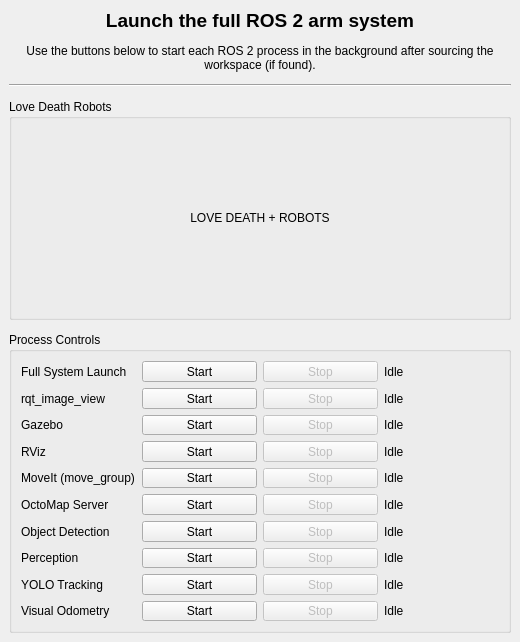
The window that src/tools/arm_gui_tools/ui/full_system_launcher.ui (widemic/ldr-humanoid-arm-system) describes before a commit, drawn with Qt 5.
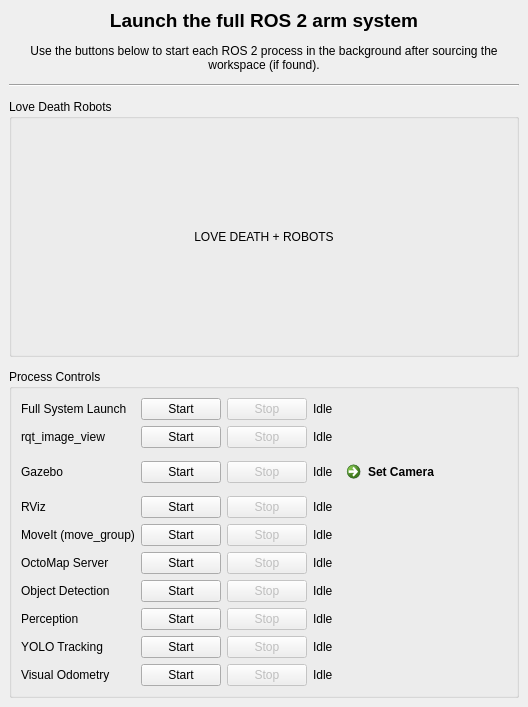
The same window after the commit.

Commit message: adding Gazebo Set Camera button functionality

Diff of the .ui file:
```diff
--- a/src/tools/arm_gui_tools/ui/full_system_launcher.ui
+++ b/src/tools/arm_gui_tools/ui/full_system_launcher.ui
@@ -7,7 +7,7 @@
                 <x>0</x>
                 <y>0</y>
                 <width>520</width>
-                <height>617</height>
+    <height>707</height>
             </rect>
         </property>
         <property name="windowTitle">
@@ -98,15 +98,60 @@
                             <string>Process Controls</string>
                         </property>
                         <layout class="QGridLayout" name="gridLayout">
-                            <item row="0" column="0">
-                                <widget class="QLabel" name="label_system_name">
+       <item row="7" column="1">
+        <widget class="QPushButton" name="button_moveit_start">
                                     <property name="text">
-                                        <string>Full System Launch</string>
+          <string>Start</string>
                                     </property>
                                 </widget>
                             </item>
-                            <item row="0" column="1">
-                                <widget class="QPushButton" name="button_system_start">
+       <item row="12" column="3">
+        <widget class="QLabel" name="label_vo_status">
+         <property name="text">
+          <string>Idle</string>
+         </property>
+        </widget>
+       </item>
+       <item row="9" column="3">
+        <widget class="QLabel" name="label_object_detection_status">
+         <property name="text">
+          <string>Idle</string>
+         </property>
+        </widget>
+       </item>
+       <item row="1" column="1">
+        <widget class="QPushButton" name="button_rqt_start">
+         <property name="text">
+          <string>Start</string>
+         </property>
+        </widget>
+       </item>
+       <item row="4" column="3">
+        <widget class="QLabel" name="label_rviz_status">
+         <property name="text">
+          <string>Idle</string>
+         </property>
+        </widget>
+       </item>
+       <item row="8" column="2">
+        <widget class="QPushButton" name="button_octomap_stop">
+         <property name="enabled">
+          <bool>false</bool>
+         </property>
+         <property name="text">
+          <string>Stop</string>
+         </property>
+        </widget>
+       </item>
+       <item row="8" column="0">
+        <widget class="QLabel" name="label_octomap_name">
+         <property name="text">
+          <string>OctoMap Server</string>
+         </property>
+        </widget>
+       </item>
+       <item row="2" column="1">
+        <widget class="QPushButton" name="button_gazebo_start">
                                     <property name="text">
                                         <string>Start</string>
                                     </property>
@@ -122,10 +167,20 @@
                                     </property>
                                 </widget>
                             </item>
-                            <item row="0" column="3">
-                                <widget class="QLabel" name="label_system_status">
+       <item row="7" column="2">
+        <widget class="QPushButton" name="button_moveit_stop">
+         <property name="enabled">
+          <bool>false</bool>
+         </property>
                                     <property name="text">
-                                        <string>Idle</string>
+          <string>Stop</string>
+         </property>
+        </widget>
+       </item>
+       <item row="0" column="1">
+        <widget class="QPushButton" name="button_system_start">
+         <property name="text">
+          <string>Start</string>
                                     </property>
                                 </widget>
                             </item>
@@ -136,13 +191,6 @@
                                     </property>
                                 </widget>
                             </item>
-                            <item row="1" column="1">
-                                <widget class="QPushButton" name="button_rqt_start">
-                                    <property name="text">
-                                        <string>Start</string>
-                                    </property>
-                                </widget>
-                            </item>
                             <item row="1" column="2">
                                 <widget class="QPushButton" name="button_rqt_stop">
                                     <property name="enabled">
@@ -153,29 +201,22 @@
                                     </property>
                                 </widget>
                             </item>
-                            <item row="1" column="3">
-                                <widget class="QLabel" name="label_rqt_status">
-                                    <property name="text">
-                                        <string>Idle</string>
-                                    </property>
-                                </widget>
-                            </item>
-                            <item row="2" column="0">
-                                <widget class="QLabel" name="label_gazebo_name">
-                                    <property name="text">
-                                        <string>Gazebo</string>
-                                    </property>
-                                </widget>
-                            </item>
-                            <item row="2" column="1">
-                                <widget class="QPushButton" name="button_gazebo_start">
+       <item row="9" column="1">
+        <widget class="QPushButton" name="button_object_detection_start">
                                     <property name="text">
                                         <string>Start</string>
                                     </property>
                                 </widget>
                             </item>
-                            <item row="2" column="2">
-                                <widget class="QPushButton" name="button_gazebo_stop">
+       <item row="11" column="0">
+        <widget class="QLabel" name="label_yolo_name">
+         <property name="text">
+          <string>YOLO Tracking</string>
+         </property>
+        </widget>
+       </item>
+       <item row="10" column="2">
+        <widget class="QPushButton" name="button_perception_stop">
                                     <property name="enabled">
                                         <bool>false</bool>
                                     </property>
@@ -184,28 +225,56 @@
                                     </property>
                                 </widget>
                             </item>
-                            <item row="2" column="3">
-                                <widget class="QLabel" name="label_gazebo_status">
+       <item row="0" column="0">
+        <widget class="QLabel" name="label_system_name">
                                     <property name="text">
+          <string>Full System Launch</string>
+         </property>
+        </widget>
+       </item>
+       <item row="11" column="3">
+        <widget class="QLabel" name="label_yolo_status">
+         <property name="text">
                                         <string>Idle</string>
                                     </property>
                                 </widget>
                             </item>
-                            <item row="3" column="0">
+       <item row="8" column="3">
+        <widget class="QLabel" name="label_octomap_status">
+         <property name="text">
+          <string>Idle</string>
+         </property>
+        </widget>
+       </item>
+       <item row="4" column="1">
+        <widget class="QPushButton" name="button_rviz_start">
+         <property name="text">
+          <string>Start</string>
+         </property>
+        </widget>
+       </item>
+       <item row="4" column="0">
                                 <widget class="QLabel" name="label_rviz_name">
                                     <property name="text">
                                         <string>RViz</string>
                                     </property>
                                 </widget>
                             </item>
-                            <item row="3" column="1">
-                                <widget class="QPushButton" name="button_rviz_start">
+       <item row="1" column="3">
+        <widget class="QLabel" name="label_rqt_status">
                                     <property name="text">
-                                        <string>Start</string>
+          <string>Idle</string>
                                     </property>
                                 </widget>
                             </item>
-                            <item row="3" column="2">
+       <item row="10" column="0">
+        <widget class="QLabel" name="label_perception_name">
+         <property name="text">
+          <string>Perception</string>
+         </property>
+        </widget>
+       </item>
+       <item row="4" column="2">
                                 <widget class="QPushButton" name="button_rviz_stop">
                                     <property name="enabled">
                                         <bool>false</bool>
@@ -215,123 +284,80 @@
                                     </property>
                                 </widget>
                             </item>
-                            <item row="3" column="3">
-                                <widget class="QLabel" name="label_rviz_status">
+       <item row="12" column="2">
+        <widget class="QPushButton" name="button_vo_stop">
+         <property name="enabled">
+          <bool>false</bool>
+         </property>
                                     <property name="text">
-                                        <string>Idle</string>
+          <string>Stop</string>
                                     </property>
                                 </widget>
                             </item>
-                            <item row="4" column="0">
+       <item row="9" column="2">
+        <widget class="QPushButton" name="button_object_detection_stop">
+         <property name="enabled">
+          <bool>false</bool>
+         </property>
+         <property name="text">
+          <string>Stop</string>
+         </property>
+        </widget>
+       </item>
+       <item row="7" column="0">
                                 <widget class="QLabel" name="label_moveit_name">
                                     <property name="text">
                                         <string>MoveIt (move_group)</string>
                                     </property>
                                 </widget>
                             </item>
-                            <item row="4" column="1">
-                                <widget class="QPushButton" name="button_moveit_start">
+       <item row="2" column="3">
+        <widget class="QLabel" name="label_gazebo_status">
                                     <property name="text">
-                                        <string>Start</string>
-                                    </property>
-                                </widget>
-                            </item>
-                            <item row="4" column="2">
-                                <widget class="QPushButton" name="button_moveit_stop">
-                                    <property name="enabled">
-                                        <bool>false</bool>
-                                    </property>
-                                    <property name="text">
-                                        <string>Stop</string>
-                                    </property>
-                                </widget>
-                            </item>
-                            <item row="4" column="3">
-                                <widget class="QLabel" name="label_moveit_status">
-                                    <property name="text">
                                         <string>Idle</string>
                                     </property>
                                 </widget>
                             </item>
-                            <item row="5" column="0">
-                                <widget class="QLabel" name="label_octomap_name">
+       <item row="12" column="0">
+        <widget class="QLabel" name="label_vo_name">
                                     <property name="text">
-                                        <string>OctoMap Server</string>
+          <string>Visual Odometry</string>
                                     </property>
                                 </widget>
                             </item>
-                            <item row="5" column="1">
-                                <widget class="QPushButton" name="button_octomap_start">
-                                    <property name="text">
-                                        <string>Start</string>
-                                    </property>
-                                </widget>
-                            </item>
-                            <item row="5" column="2">
-                                <widget class="QPushButton" name="button_octomap_stop">
-                                    <property name="enabled">
-                                        <bool>false</bool>
-                                    </property>
-                                    <property name="text">
-                                        <string>Stop</string>
-                                    </property>
-                                </widget>
-                            </item>
-                            <item row="5" column="3">
-                                <widget class="QLabel" name="label_octomap_status">
-                                    <property name="text">
-                                        <string>Idle</string>
-                                    </property>
-                                </widget>
-                            </item>
-                            <item row="6" column="0">
+       <item row="9" column="0">
                                 <widget class="QLabel" name="label_object_detection_name">
                                     <property name="text">
                                         <string>Object Detection</string>
                                     </property>
                                 </widget>
                             </item>
-                            <item row="6" column="1">
-                                <widget class="QPushButton" name="button_object_detection_start">
-                                    <property name="text">
-                                        <string>Start</string>
-                                    </property>
-                                </widget>
-                            </item>
-                            <item row="6" column="2">
-                                <widget class="QPushButton" name="button_object_detection_stop">
-                                    <property name="enabled">
-                                        <bool>false</bool>
-                                    </property>
-                                    <property name="text">
-                                        <string>Stop</string>
-                                    </property>
-                                </widget>
-                            </item>
-                            <item row="6" column="3">
-                                <widget class="QLabel" name="label_object_detection_status">
+       <item row="0" column="3">
+        <widget class="QLabel" name="label_system_status">
                                     <property name="text">
                                         <string>Idle</string>
                                     </property>
                                 </widget>
                             </item>
-
-                            <item row="7" column="0">
-                                <widget class="QLabel" name="label_perception_name">
+       <item row="12" column="1">
+        <widget class="QPushButton" name="button_vo_start">
                                     <property name="text">
-                                        <string>Perception</string>
+          <string>Start</string>
                                     </property>
                                 </widget>
                             </item>
-                            <item row="7" column="1">
-                                <widget class="QPushButton" name="button_perception_start">
+       <item row="11" column="2">
+        <widget class="QPushButton" name="button_yolo_stop">
+         <property name="enabled">
+          <bool>false</bool>
+         </property>
                                     <property name="text">
-                                        <string>Start</string>
+          <string>Stop</string>
                                     </property>
                                 </widget>
                             </item>
-                            <item row="7" column="2">
-                                <widget class="QPushButton" name="button_perception_stop">
+       <item row="2" column="2">
+        <widget class="QPushButton" name="button_gazebo_stop">
                                     <property name="enabled">
                                         <bool>false</bool>
                                     </property>
@@ -340,72 +366,52 @@
                                     </property>
                                 </widget>
                             </item>
+       <item row="8" column="1">
+        <widget class="QPushButton" name="button_octomap_start">
+         <property name="text">
+          <string>Start</string>
+         </property>
+        </widget>
+       </item>
+       <item row="2" column="0">
+        <widget class="QLabel" name="label_gazebo_name">
+         <property name="text">
+          <string>Gazebo</string>
+         </property>
+        </widget>
+       </item>
                             <item row="7" column="3">
+        <widget class="QLabel" name="label_moveit_status">
+         <property name="text">
+          <string>Idle</string>
+         </property>
+        </widget>
+       </item>
+       <item row="10" column="3">
                                 <widget class="QLabel" name="label_perception_status">
                                     <property name="text">
                                         <string>Idle</string>
                                     </property>
                                 </widget>
                             </item>
-                            <item row="8" column="0">
-                                <widget class="QLabel" name="label_yolo_name">
-                                    <property name="text">
-                                        <string>YOLO Tracking</string>
-                                    </property>
-                                </widget>
-                            </item>
-                            <item row="8" column="1">
+       <item row="11" column="1">
                                 <widget class="QPushButton" name="button_yolo_start">
                                     <property name="text">
                                         <string>Start</string>
                                     </property>
                                 </widget>
                             </item>
-                            <item row="8" column="2">
-                                <widget class="QPushButton" name="button_yolo_stop">
-                                    <property name="enabled">
-                                        <bool>false</bool>
-                                    </property>
-                                    <property name="text">
-                                        <string>Stop</string>
-                                    </property>
-                                </widget>
-                            </item>
-                            <item row="8" column="3">
-                                <widget class="QLabel" name="label_yolo_status">
-                                    <property name="text">
-                                        <string>Idle</string>
-                                    </property>
-                                </widget>
-                            </item>
-                            <item row="9" column="0">
-                                <widget class="QLabel" name="label_vo_name">
-                                    <property name="text">
-                                        <string>Visual Odometry</string>
-                                    </property>
-                                </widget>
-                            </item>
-                            <item row="9" column="1">
-                                <widget class="QPushButton" name="button_vo_start">
+       <item row="10" column="1">
+        <widget class="QPushButton" name="button_perception_start">
                                     <property name="text">
                                         <string>Start</string>
                                     </property>
                                 </widget>
                             </item>
-                            <item row="9" column="2">
-                                <widget class="QPushButton" name="button_vo_stop">
-                                    <property name="enabled">
-                                        <bool>false</bool>
-                                    </property>
+       <item row="2" column="4">
+        <widget class="QCommandLinkButton" name="rviz_camera_button">
                                     <property name="text">
-                                        <string>Stop</string>
-                                    </property>
-                                </widget>
-                            </item>
-                            <item row="9" column="3">
-                                <widget class="QLabel" name="label_vo_status">
-                                    <property name="text">
-                                        <string>Idle</string>
+          <string>Set Camera</string>
                                     </property>
                                 </widget>
                             </item>
```
Lines whose indentation alone changed are shown as unchanged. The commit also changes 1 other file.
